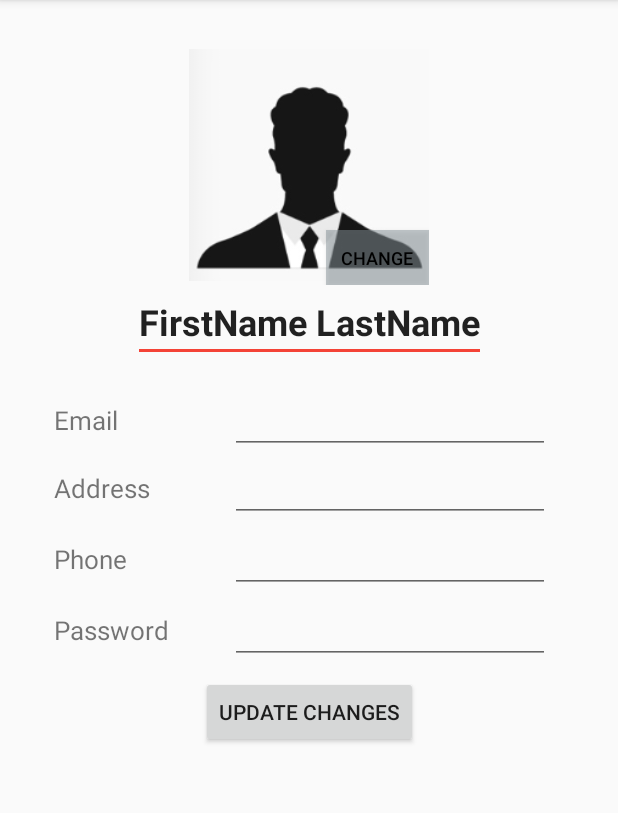
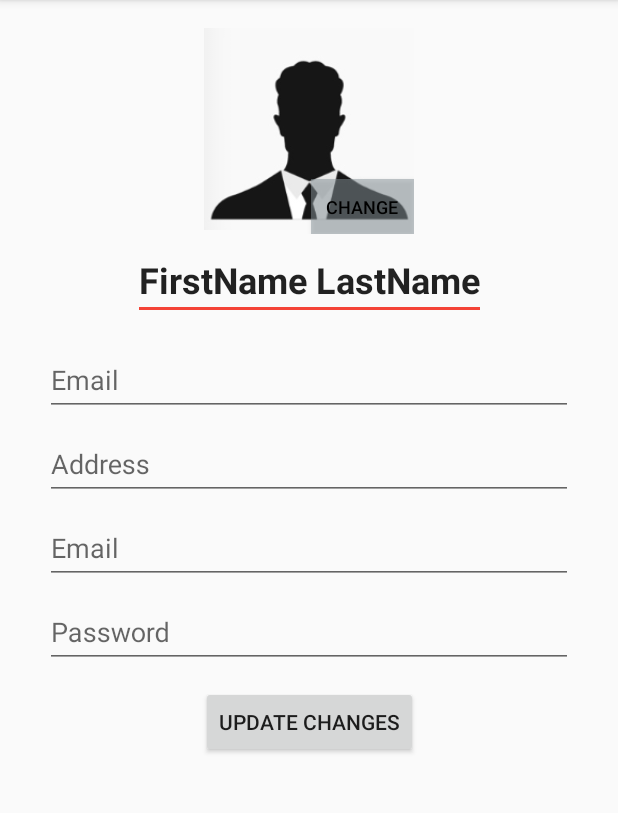
Before and after one commit to 1raghavmahajan/College-Central, an Android app: the ProfileActivity screen opened directly, with no data from a screen before it, on a phone screen of 412 x 824 dp, the part 84-897 px from its top. Run offline under Robolectric (Android 15) with nearby library versions, the phone set to English and light mode, and no system bars.

```diff
--- a/app/build.gradle
+++ b/app/build.gradle
@@ -4,7 +4,7 @@ android {
     compileSdkVersion 25
     buildToolsVersion "25.0.3"
     defaultConfig {
-        applicationId "com.blackboxindia.keepit"
+        applicationId "com.blackboxindia.TakeIT"
         minSdkVersion 21
         targetSdkVersion 25
         versionCode 1
@@ -28,5 +28,6 @@ dependencies {
     compile 'com.android.support.constraint:constraint-layout:1.0.2'
     compile 'com.android.support:design:25.3.1'
     compile 'com.android.support:cardview-v7:25.3.1'
+    compile 'com.android.support:support-v4:25.3.1'
     testCompile 'junit:junit:4.12'
 }
--- a/app/src/main/java/com/blackboxindia/keepit/activities/LoginActivity.java
+++ b/app/src/main/java/com/blackboxindia/TakeIT/activities/LoginActivity.java
@@ -1,4 +1,4 @@
-package com.blackboxindia.keepit.activities;
+package com.blackboxindia.TakeIT.activities;
 
 import android.support.design.widget.TextInputLayout;
 import android.support.v7.app.AppCompatActivity;
@@ -6,7 +6,7 @@ import android.os.Bundle;
 import android.view.View;
 import android.widget.EditText;
 
-import com.blackboxindia.keepit.R;
+import com.blackboxindia.TakeIT.R;
 
 public class LoginActivity extends AppCompatActivity {
 
--- a/app/src/main/java/com/blackboxindia/keepit/adapters/myAdapter.java
+++ b/app/src/main/java/com/blackboxindia/TakeIT/adapters/myAdapter.java
@@ -1,4 +1,4 @@
-package com.blackboxindia.keepit.adapters;
+package com.blackboxindia.TakeIT.adapters;
 
 import android.support.v7.widget.RecyclerView;
 import android.view.View;
--- a/app/src/main/java/com/blackboxindia/keepit/dataModels/AdData.java
+++ b/app/src/main/java/com/blackboxindia/TakeIT/dataModels/AdData.java
@@ -1,4 +1,4 @@
-package com.blackboxindia.keepit.dataModels;
+package com.blackboxindia.TakeIT.dataModels;
 
 import java.util.ArrayList;
 
--- a/app/src/main/java/com/blackboxindia/keepit/dataModels/AdDataMini.java
+++ b/app/src/main/java/com/blackboxindia/TakeIT/dataModels/AdDataMini.java
@@ -1,4 +1,4 @@
-package com.blackboxindia.keepit.dataModels;
+package com.blackboxindia.TakeIT.dataModels;
 
 /**
  * Created by Raghav on 01-Jun-17.
--- a/app/src/main/res/layout/activity_login.xml
+++ b/app/src/main/res/layout/activity_login.xml
@@ -4,7 +4,7 @@
     xmlns:tools="http://schemas.android.com/tools"
     android:layout_width="match_parent"
     android:layout_height="match_parent"
-    tools:context="com.blackboxindia.keepit.activities.LoginActivity">
+    tools:context="com.blackboxindia.TakeIT.activities.LoginActivity">
 
     <TextView
         android:id="@+id/login_tvTitle"
--- a/app/src/main/res/layout/activity_main.xml
+++ b/app/src/main/res/layout/activity_main.xml
@@ -15,10 +15,10 @@
 
     <android.support.design.widget.NavigationView
         android:id="@+id/nav_view"
-        android:layout_width="wrap_content"
+        android:layout_width="match_parent"
         android:layout_height="match_parent"
         android:layout_gravity="start"
-        android:fitsSystemWindows="true"
+
         app:headerLayout="@layout/nav_header_main"
         app:menu="@menu/activity_main_drawer" />
 
--- a/app/src/main/res/layout/activity_profile.xml
+++ b/app/src/main/res/layout/activity_profile.xml
@@ -1,10 +1,15 @@
 <?xml version="1.0" encoding="utf-8"?>
-<android.support.constraint.ConstraintLayout xmlns:android="http://schemas.android.com/apk/res/android"
+<android.support.v4.widget.NestedScrollView
+    android:layout_width="match_parent"
+    android:layout_height="wrap_content"
+    xmlns:android="http://schemas.android.com/apk/res/android"
     xmlns:app="http://schemas.android.com/apk/res-auto"
     xmlns:tools="http://schemas.android.com/tools"
+    tools:context="com.blackboxindia.TakeIT.activities.ProfileActivity">
+
+    <android.support.constraint.ConstraintLayout
         android:layout_width="match_parent"
-    android:layout_height="match_parent"
-    tools:context="com.blackboxindia.keepit.activities.ProfileActivity">
+        android:layout_height="match_parent">
 
         <FrameLayout
             android:id="@+id/profile_frame"
@@ -15,13 +20,13 @@
             app:layout_constraintTop_toTopOf="parent"
             android:layout_marginStart="16dp"
             android:layout_marginEnd="16dp"
-        android:layout_marginTop="30dp"
+            android:layout_marginTop="16dp"
             >
             <ImageView
                 android:id="@+id/profile_img"
                 android:contentDescription="Profile Image"
-            android:layout_width="160dp"
-            android:layout_height="160dp"
+                android:layout_width="140dp"
+                android:layout_height="140dp"
                 android:src="@drawable/thumb_human"
                 android:adjustViewBounds="true"
 
@@ -38,6 +43,7 @@
                 android:text="Change"
                 android:textSize="12sp"
                 android:textColor="@android:color/black"
+                android:onClick="changeImage"
                 />
         </FrameLayout>
 
@@ -71,7 +77,7 @@
                 app:layout_constraintTop_toBottomOf="@+id/profile_frame"
                 app:layout_constraintRight_toRightOf="parent"
                 app:layout_constraintLeft_toLeftOf="parent"
-            android:paddingTop="8dp"
+                android:layout_marginTop="4dp"
                 />
         <!--
             <ImageButton
@@ -86,104 +92,97 @@
         -->
 
 
-    <TextView
-        android:id="@+id/profile_tvEmail"
-        android:textSize="17sp"
-        android:text="Email"
-        android:layout_width="wrap_content"
+        <android.support.design.widget.TextInputLayout
             android:layout_height="wrap_content"
+            android:layout_width="0dp"
+            android:id="@+id/profile_etEmailFrame"
+            app:layout_constraintTop_toBottomOf="@+id/profile_etName"
+            app:layout_constraintRight_toRightOf="parent"
             app:layout_constraintLeft_toLeftOf="parent"
-        app:layout_constraintBaseline_toBaselineOf="@+id/profile_etEmail"
-        android:layout_marginStart="36dp"
-        />
+            android:layout_marginTop="8dp"
+            android:layout_marginStart="30dp"
+            android:layout_marginEnd="30dp">
+
             <EditText
-        android:id="@+id/profile_etEmail"
-        android:ems="10"
-        android:layout_width="wrap_content"
+                android:id="@+id/create_etEmail"
+                android:inputType="textEmailAddress"
+                android:hint="Email"
+                android:layout_width="match_parent"
                 android:layout_height="wrap_content"
-        app:layout_constraintTop_toBottomOf="@+id/profile_etName"
-        android:layout_marginTop="16dp"
-        android:layout_marginEnd="45dp"
-        app:layout_constraintRight_toRightOf="parent"
                 />
 
+        </android.support.design.widget.TextInputLayout>
 
+        <android.support.design.widget.TextInputLayout
+            android:layout_height="wrap_content"
+            android:layout_width="0dp"
+            android:id="@+id/profile_etAddressFrame"
+            app:layout_constraintTop_toBottomOf="@+id/profile_etEmailFrame"
+            app:layout_constraintRight_toRightOf="parent"
+            app:layout_constraintLeft_toLeftOf="parent"
+            android:layout_marginStart="30dp"
+            android:layout_marginEnd="30dp">
 
-    <TextView
-        android:id="@+id/profile_tvAddress"
-        android:textSize="17sp"
-        android:text="Address"
-        android:layout_width="wrap_content"
-        android:layout_height="wrap_content"
-        app:layout_constraintLeft_toLeftOf="parent"
-        app:layout_constraintBaseline_toBaselineOf="@+id/profile_etAddress"
-        android:layout_marginStart="36dp"
-        />
             <EditText
                 android:id="@+id/profile_etAddress"
-        android:ems="10"
-        android:layout_width="wrap_content"
+                android:inputType="textPostalAddress"
+                android:hint="Address"
+                android:layout_width="match_parent"
                 android:layout_height="wrap_content"
-        app:layout_constraintTop_toBottomOf="@+id/profile_etEmail"
-        android:layout_marginEnd="45dp"
-        app:layout_constraintRight_toRightOf="parent" />
-
-
-
-    <TextView
-        android:id="@+id/profile_tvMobile"
-        android:text="Phone"
-        android:textSize="17sp"
-        android:layout_width="wrap_content"
-        android:layout_height="wrap_content"
-        app:layout_constraintLeft_toLeftOf="parent"
-        app:layout_constraintBaseline_toBaselineOf="@+id/profile_etMobile"
-        android:layout_marginStart="36dp"
-        />
-    <EditText
-        android:id="@+id/profile_etMobile"
-        android:ems="10"
-        android:layout_width="wrap_content"
-        android:layout_height="wrap_content"
-        app:layout_constraintTop_toBottomOf="@+id/profile_etAddress"
-        app:layout_constraintRight_toRightOf="parent"
-        android:layout_marginTop="2dp"
-        android:layout_marginEnd="45dp"
                 />
 
+        </android.support.design.widget.TextInputLayout>
 
+        <android.support.design.widget.TextInputLayout
+            android:layout_height="wrap_content"
+            android:layout_width="0dp"
+            android:id="@+id/profile_etPhoneFrame"
+            app:layout_constraintTop_toBottomOf="@+id/profile_etAddressFrame"
+            app:layout_constraintRight_toRightOf="parent"
+            app:layout_constraintLeft_toLeftOf="parent"
+            android:layout_marginStart="30dp"
+            android:layout_marginEnd="30dp">
 
-    <TextView
-        android:id="@+id/profile_tvPassword"
-        android:text="Password"
-        android:textSize="17sp"
-        android:layout_width="wrap_content"
+            <EditText
+                android:id="@+id/profile_etPhone"
+                android:inputType="phone"
+                android:hint="Email"
+                android:layout_width="match_parent"
                 android:layout_height="wrap_content"
+                />
+
+        </android.support.design.widget.TextInputLayout>
+
+        <android.support.design.widget.TextInputLayout
+            android:layout_height="wrap_content"
+            android:layout_width="0dp"
+            android:id="@+id/profile_etPasswordFrame"
+            app:layout_constraintTop_toBottomOf="@+id/profile_etPhoneFrame"
+            app:layout_constraintRight_toRightOf="parent"
             app:layout_constraintLeft_toLeftOf="parent"
-        app:layout_constraintBaseline_toBaselineOf="@+id/profile_etPassword"
-        android:layout_marginStart="36dp"
-        />
+            android:layout_marginStart="30dp"
+            android:layout_marginEnd="30dp">
+
             <EditText
                 android:id="@+id/profile_etPassword"
-        android:ems="10"
                 android:inputType="textPassword"
-        android:layout_width="wrap_content"
+                android:hint="Password"
+                android:layout_width="match_parent"
                 android:layout_height="wrap_content"
-        app:layout_constraintTop_toBottomOf="@+id/profile_etMobile"
-        app:layout_constraintRight_toRightOf="parent"
-        android:layout_marginTop="2dp"
-        android:layout_marginEnd="45dp"
                 />
+
+        </android.support.design.widget.TextInputLayout>
 
         <Button
             android:id="@+id/profile_btnUpdate"
             android:layout_width="wrap_content"
             android:layout_height="wrap_content"
-        app:layout_constraintTop_toBottomOf="@id/profile_etPassword"
+            app:layout_constraintTop_toBottomOf="@+id/profile_etPasswordFrame"
             app:layout_constraintLeft_toLeftOf="parent"
             app:layout_constraintRight_toRightOf="parent"
-        android:layout_marginTop="8dp"
+            android:layout_marginTop="12dp"
             android:text="Update Changes"/>
 
 
     </android.support.constraint.ConstraintLayout>
+</android.support.v4.widget.NestedScrollView>
--- a/app/src/main/res/layout/content_main.xml
+++ b/app/src/main/res/layout/content_main.xml
@@ -5,7 +5,7 @@
     android:layout_width="match_parent"
     android:layout_height="match_parent"
     app:layout_behavior="@string/appbar_scrolling_view_behavior"
-    tools:context="com.blackboxindia.keepit.MainActivity"
+    tools:context="com.blackboxindia.TakeIT.activities.MainActivity"
     tools:showIn="@layout/app_bar_main">
 
 
--- a/app/src/main/res/values/dimens.xml
+++ b/app/src/main/res/values/dimens.xml
@@ -4,5 +4,6 @@
     <dimen name="activity_horizontal_margin">16dp</dimen>
     <dimen name="activity_vertical_margin">16dp</dimen>
     <dimen name="nav_header_vertical_spacing">16dp</dimen>
-    <dimen name="nav_header_height">160dp</dimen>
+    <dimen name="nav_header_height">200dp</dimen>
+
 </resources>
--- a/app/src/main/res/values/strings.xml
+++ b/app/src/main/res/values/strings.xml
@@ -11,4 +11,7 @@
 
     <string name="sample_ID">Not Logged In</string>
     <string name="sample_email">loginFirst@iiti.ac.in</string>
+
+    <!-- TODO: Remove or change this placeholder text -->
+    <string name="hello_blank_fragment">Hello blank fragment</string>
 </resources>
```
Also changed, not shown: app/src/main/AndroidManifest.xml (+7 -4 lines), app/src/main/java/com/blackboxindia/TakeIT/Fragments/CreateAccount.java (added, +23 -0 lines), app/src/main/java/com/blackboxindia/TakeIT/activities/MainActivity.java (renamed from app/src/main/java/com/blackboxindia/keepit/MainActivity.java, +6 -2 lines), app/src/main/java/com/blackboxindia/TakeIT/activities/ProfileActivity.java (renamed from app/src/main/java/com/blackboxindia/keepit/activities/ProfileActivity.java, +8 -2 lines), app/src/main/res/layout/app_bar_main.xml (+12 -2 lines), app/src/main/res/layout/fragment_create_account.xml (added, +187 -0 lines), 4 other files. Lines whose indentation alone changed are shown as unchanged.
